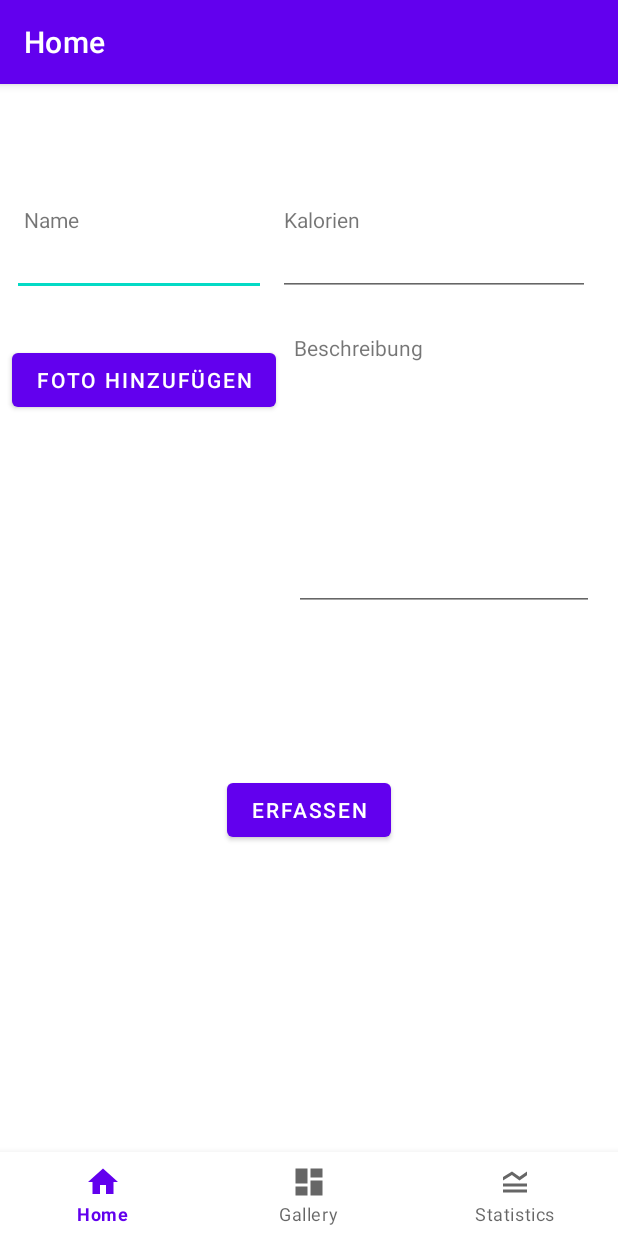
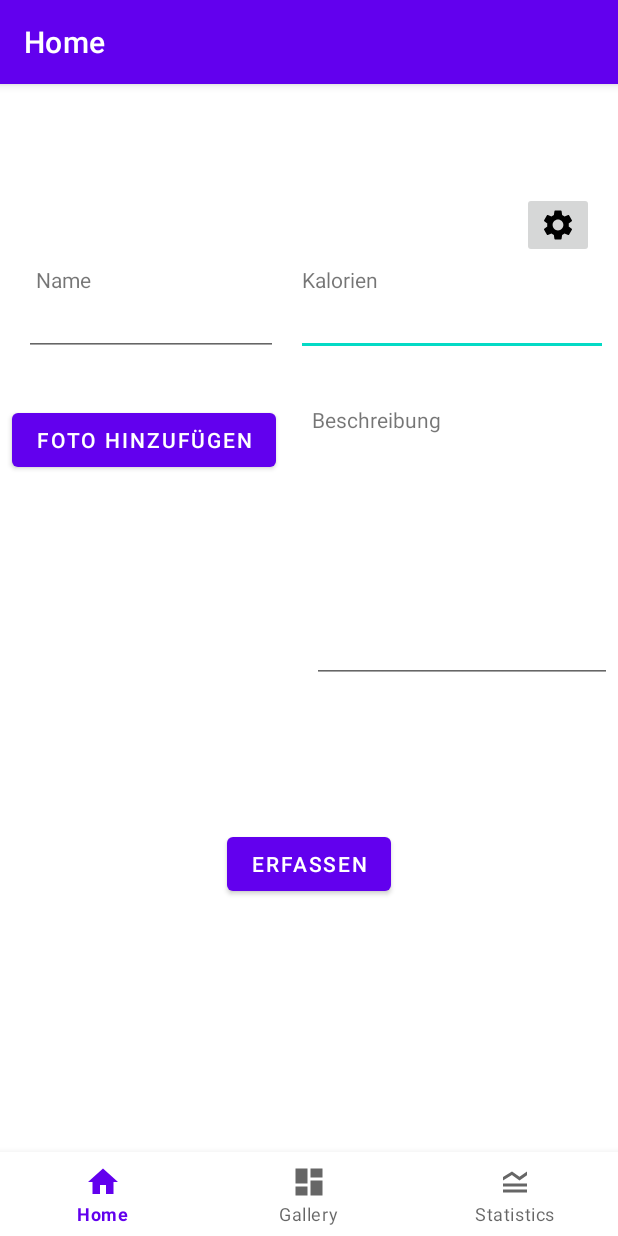
Before and after one commit to edohusakovic/SodaCounter, an Android app: the screen it shows after launch (MainActivity), on a phone screen of 412 x 824 dp. Run offline under Robolectric (Android 15) with nearby library versions, the phone set to English and light mode, and no system bars; our stand-ins replace navigation-ui.

```diff
--- a/app/build.gradle
+++ b/app/build.gradle
@@ -6,7 +6,7 @@ android {
     compileSdkVersion 30
 
     defaultConfig {
-        applicationId "com.example.bumsliste"
+        applicationId "ch.bbw.bumsliste"
         minSdkVersion 24
         targetSdkVersion 30
         versionCode 1
--- a/app/src/main/java/com/example/sodacounter/MainActivity.java
+++ b/app/src/main/java/ch/bbw/sodacounter/MainActivity.java
@@ -1,4 +1,4 @@
-package com.example.sodacounter;
+package ch.bbw.sodacounter;
 
 import android.os.Bundle;
 
@@ -10,7 +10,7 @@ import androidx.navigation.Navigation;
 import androidx.navigation.ui.AppBarConfiguration;
 import androidx.navigation.ui.NavigationUI;
 
-import com.example.sodacounter.databinding.ActivityMainBinding;
+import ch.bbw.sodacounter.databinding.ActivityMainBinding;
 
 public class MainActivity extends AppCompatActivity {
 
--- a/app/src/main/java/com/example/sodacounter/SettingsActivity.java
+++ b/app/src/main/java/ch/bbw/sodacounter/SettingsActivity.java
@@ -1,4 +1,4 @@
-package com.example.sodacounter;
+package ch.bbw.sodacounter;
 
 import android.os.Bundle;
 
--- a/app/src/main/java/com/example/sodacounter/models/SodaEntry.java
+++ b/app/src/main/java/ch/bbw/sodacounter/models/SodaEntry.java
@@ -1,4 +1,4 @@
-package com.example.sodacounter.models;
+package ch.bbw.sodacounter.models;
 
 import android.graphics.Bitmap;
 
--- a/app/src/main/java/com/example/sodacounter/persistence/EntryController.java
+++ b/app/src/main/java/ch/bbw/sodacounter/persistence/EntryController.java
@@ -1,4 +1,4 @@
-package com.example.sodacounter.persistence;
+package ch.bbw.sodacounter.persistence;
 
 import android.content.Context;
 import android.graphics.Bitmap;
@@ -7,7 +7,7 @@ import android.widget.ImageView;
 import android.widget.RelativeLayout;
 import android.widget.TextView;
 
-import com.example.sodacounter.models.SodaEntry;
+import ch.bbw.sodacounter.models.SodaEntry;
 
 import org.json.JSONArray;
 import org.json.JSONException;
@@ -53,7 +53,7 @@ public class EntryController {
             //You'll need to add proper error handling here
         }
 
-        SimpleDateFormat formatter = new SimpleDateFormat("dd/MM/yyyy HH:mm:ss");
+        SimpleDateFormat formatter = new SimpleDateFormat("dd.MM.yyyy HH:mm:ss");
         Date date = new Date();
         JSONArray jsonArray;
         try {
--- a/app/src/main/java/com/example/sodacounter/ui/gallery/GalleryViewModel.java
+++ b/app/src/main/java/ch/bbw/sodacounter/ui/gallery/GalleryViewModel.java
@@ -1,4 +1,4 @@
-package com.example.sodacounter.ui.gallery;
+package ch.bbw.sodacounter.ui.gallery;
 
 import androidx.lifecycle.ViewModel;
 
--- a/app/src/main/java/com/example/sodacounter/ui/home/HomeFragment.java
+++ b/app/src/main/java/ch/bbw/sodacounter/ui/home/HomeFragment.java
@@ -1,4 +1,4 @@
-package com.example.sodacounter.ui.home;
+package ch.bbw.sodacounter.ui.home;
 
 import android.Manifest;
 import android.content.Intent;
@@ -8,6 +8,7 @@ import android.os.Build;
 import android.os.Bundle;
 import android.os.Environment;
 import android.provider.MediaStore;
+import android.provider.Settings;
 import android.util.Log;
 import android.view.LayoutInflater;
 import android.view.View;
@@ -25,8 +26,9 @@ import androidx.fragment.app.Fragment;
 import androidx.lifecycle.Observer;
 import androidx.lifecycle.ViewModelProvider;
 
-import com.example.sodacounter.databinding.FragmentHomeBinding;
-import com.example.sodacounter.persistence.EntryController;
+import ch.bbw.sodacounter.SettingsActivity;
+import ch.bbw.sodacounter.databinding.FragmentHomeBinding;
+import ch.bbw.sodacounter.persistence.EntryController;
 
 import org.json.JSONArray;
 import org.json.JSONException;
@@ -72,6 +74,14 @@ public class HomeFragment extends Fragment {
             public void onClick(View v) {
                 // Code here executes on main thread after user presses button
                 dispatchTakePictureIntent();
+            }
+        });
+
+        binding.settingsButton.setOnClickListener(new View.OnClickListener() {
+            public void onClick(View v) {
+                // Code here executes on main thread after user presses button
+                Intent intent = new Intent(getActivity().getApplicationContext(), SettingsActivity.class);
+                startActivity(intent);
             }
         });
 
@@ -142,7 +152,7 @@ public class HomeFragment extends Fragment {
             // Continue only if the File was successfully created
             if (photoFile != null) {
                 Uri photoURI = FileProvider.getUriForFile(getActivity().getApplicationContext(),
-                        "com.example.sodacounter.fileprovider",
+                        "ch.bbw.sodacounter.fileprovider",
                         photoFile);
                 takePictureIntent.putExtra(MediaStore.EXTRA_OUTPUT, photoURI);
                 startActivityForResult(takePictureIntent, 1);
--- a/app/src/main/java/com/example/sodacounter/ui/home/HomeViewModel.java
+++ b/app/src/main/java/ch/bbw/sodacounter/ui/home/HomeViewModel.java
@@ -1,4 +1,4 @@
-package com.example.sodacounter.ui.home;
+package ch.bbw.sodacounter.ui.home;
 
 import androidx.lifecycle.LiveData;
 import androidx.lifecycle.MutableLiveData;
--- a/app/src/main/java/com/example/sodacounter/ui/statistics/StatisticsFragment.java
+++ b/app/src/main/java/ch/bbw/sodacounter/ui/statistics/StatisticsFragment.java
@@ -1,4 +1,4 @@
-package com.example.sodacounter.ui.statistics;
+package ch.bbw.sodacounter.ui.statistics;
 
 import android.os.Bundle;
 import android.view.LayoutInflater;
@@ -12,7 +12,7 @@ import androidx.fragment.app.Fragment;
 import androidx.lifecycle.Observer;
 import androidx.lifecycle.ViewModelProvider;
 
-import com.example.sodacounter.databinding.FragmentStatisticsBinding;
+import ch.bbw.sodacounter.databinding.FragmentStatisticsBinding;
 
 public class StatisticsFragment extends Fragment {
 
--- a/app/src/main/java/com/example/sodacounter/ui/statistics/StatisticsViewModel.java
+++ b/app/src/main/java/ch/bbw/sodacounter/ui/statistics/StatisticsViewModel.java
@@ -1,4 +1,4 @@
-package com.example.sodacounter.ui.statistics;
+package ch.bbw.sodacounter.ui.statistics;
 
 import androidx.lifecycle.LiveData;
 import androidx.lifecycle.MutableLiveData;
--- a/app/src/main/res/layout/fragment_home.xml
+++ b/app/src/main/res/layout/fragment_home.xml
@@ -44,33 +44,33 @@
         tools:src="@tools:sample/avatars" />
 
     <EditText
+        android:id="@+id/calories"
+        android:layout_width="208dp"
+        android:layout_height="41dp"
+        android:layout_marginStart="12dp"
+        android:layout_marginTop="84dp"
+        android:ems="10"
+        android:inputType="number"
+        app:layout_constraintStart_toEndOf="@+id/sodaName"
+        app:layout_constraintTop_toTopOf="parent" />
+
+    <EditText
         android:id="@+id/sodaName"
         android:layout_width="169dp"
         android:layout_height="41dp"
-        android:layout_marginStart="8dp"
-        android:layout_marginTop="44dp"
+        android:layout_marginStart="16dp"
+        android:layout_marginTop="84dp"
         android:ems="10"
         android:inputType="textPersonName"
         app:layout_constraintStart_toStartOf="parent"
         app:layout_constraintTop_toTopOf="parent" />
 
     <EditText
-        android:id="@+id/calories"
-        android:layout_width="208dp"
-        android:layout_height="41dp"
-        android:layout_marginStart="8dp"
-        android:layout_marginTop="44dp"
-        android:ems="10"
-        android:inputType="number"
-        app:layout_constraintStart_toEndOf="@+id/sodaName"
-        app:layout_constraintTop_toTopOf="parent" />
-
-    <EditText
         android:id="@+id/sodaDescription"
         android:layout_width="200dp"
         android:layout_height="162dp"
-        android:layout_marginTop="48dp"
-        android:layout_marginEnd="16dp"
+        android:layout_marginTop="56dp"
+        android:layout_marginEnd="4dp"
         android:ems="10"
         android:gravity="start|top"
         android:inputType="textMultiLine"
@@ -81,7 +81,7 @@
         android:id="@+id/submit"
         android:layout_width="wrap_content"
         android:layout_height="wrap_content"
-        android:layout_marginTop="404dp"
+        android:layout_marginTop="440dp"
         android:text="Erfassen"
         app:layout_constraintEnd_toEndOf="parent"
         app:layout_constraintStart_toStartOf="parent"
@@ -113,4 +113,14 @@
         android:text="Beschreibung"
         app:layout_constraintBottom_toTopOf="@+id/sodaDescription"
         app:layout_constraintStart_toStartOf="@+id/sodaDescription" />
+
+    <ImageButton
+        android:id="@+id/settingsButton"
+        android:layout_width="wrap_content"
+        android:layout_height="wrap_content"
+        android:layout_marginTop="16dp"
+        android:layout_marginEnd="16dp"
+        android:src="@drawable/ic_settings_24px"
+        app:layout_constraintEnd_toEndOf="parent"
+        app:layout_constraintTop_toTopOf="parent" />
 </androidx.constraintlayout.widget.ConstraintLayout>
--- a/app/src/main/res/navigation/mobile_navigation.xml
+++ b/app/src/main/res/navigation/mobile_navigation.xml
@@ -7,19 +7,19 @@
 
     <fragment
         android:id="@+id/navigation_home"
-        android:name="com.example.sodacounter.ui.home.HomeFragment"
+        android:name="ch.bbw.sodacounter.ui.home.HomeFragment"
         android:label="@string/title_home"
         tools:layout="@layout/fragment_home" />
 
     <fragment
         android:id="@+id/navigation_dashboard"
-        android:name="com.example.sodacounter.ui.gallery.GalleryFragment"
+        android:name="ch.bbw.sodacounter.ui.gallery.GalleryFragment"
         android:label="@string/title_dashboard"
         tools:layout="@layout/fragment_gallery" />
 
     <fragment
         android:id="@+id/navigation_notifications"
-        android:name="com.example.sodacounter.ui.statistics.StatisticsFragment"
+        android:name="ch.bbw.sodacounter.ui.statistics.StatisticsFragment"
         android:label="@string/title_notifications"
         tools:layout="@layout/fragment_statistics" />
 </navigation>
--- a/app/src/main/res/values/strings.xml
+++ b/app/src/main/res/values/strings.xml
@@ -1,5 +1,5 @@
 <resources>
-    <string name="app_name">Bums Liste</string>
+    <string name="app_name">Soda Counter</string>
     <string name="title_home">Home</string>
     <string name="title_dashboard">Gallery</string>
     <string name="title_notifications">Statistics</string>
```
Also changed, not shown: app/src/main/AndroidManifest.xml (+12 -3 lines), app/src/main/java/ch/bbw/sodacounter/models/Person.java (added, +10 -0 lines), app/src/main/java/ch/bbw/sodacounter/persistence/PersonController.java (added, +11 -0 lines), app/src/main/java/ch/bbw/sodacounter/ui/gallery/GalleryFragment.java (renamed from app/src/main/java/com/example/sodacounter/ui/gallery/GalleryFragment.java, +4 -4 lines), app/src/main/res/layout/activity_settings.xml (+57 -5 lines), 4 other files.
